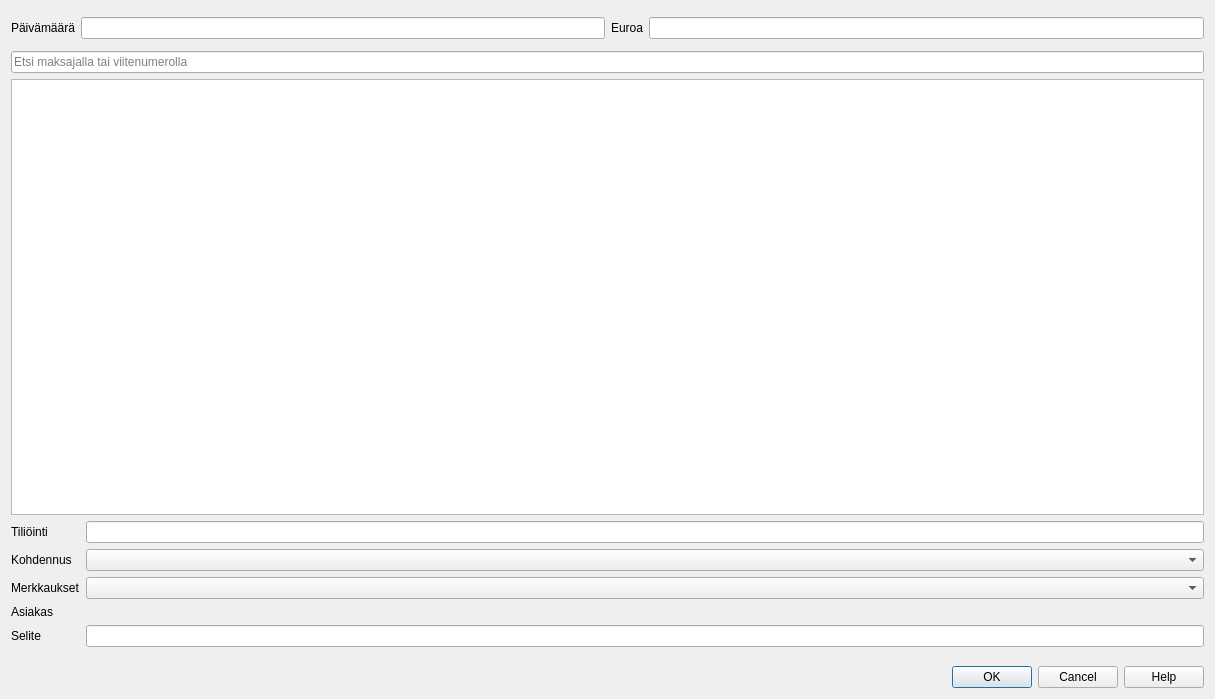
artoh/kitupiikki, file kitupiikki/apuri/tiliotekirjaaja.ui: the form before one commit.
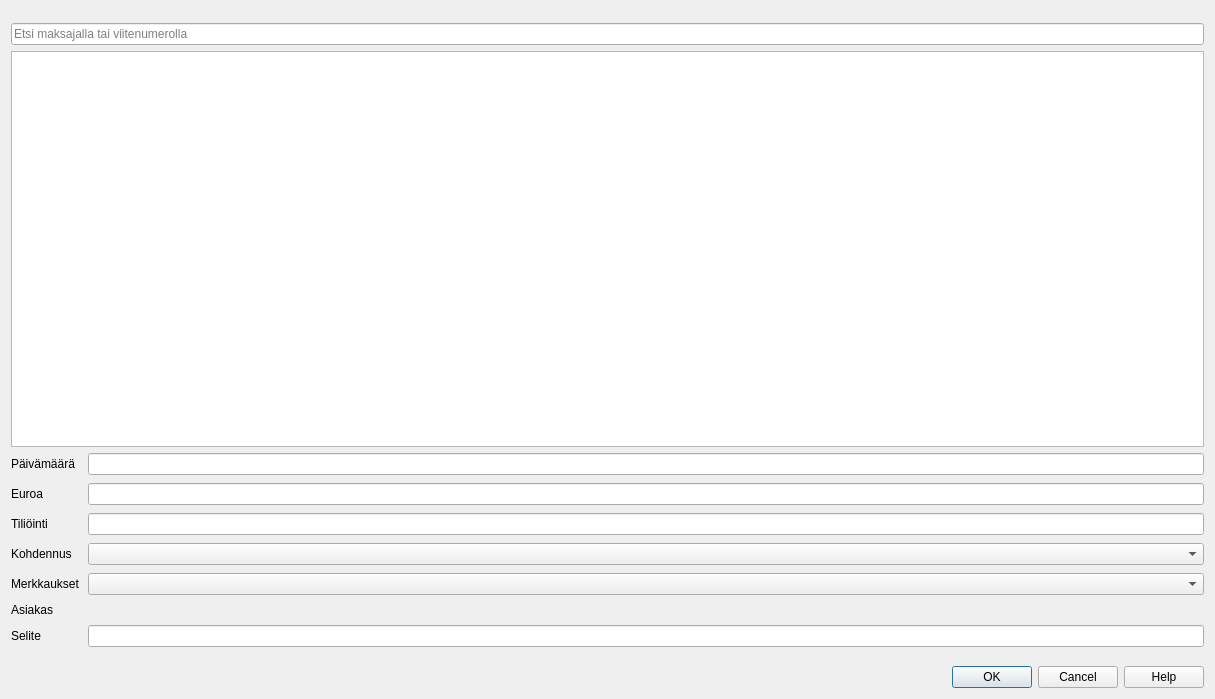
The form after the commit. Custom widgets are drawn as their Qt base class.

Patch:
```diff
--- a/kitupiikki/apuri/tiliotekirjaaja.ui
+++ b/kitupiikki/apuri/tiliotekirjaaja.ui
@@ -17,48 +17,6 @@
    <item>
     <widget class="QTabBar" name="ylaTab" native="true"/>
    </item>
-   <item>
-    <layout class="QHBoxLayout" name="horizontalLayout">
-     <item>
-      <layout class="QFormLayout" name="formLayout">
-       <item row="0" column="0">
-        <widget class="QLabel" name="label">
-         <property name="text">
-          <string>Päivämäärä</string>
-         </property>
-         <property name="buddy">
-          <cstring>pvmEdit</cstring>
-         </property>
-        </widget>
-       </item>
-       <item row="0" column="1">
-        <widget class="KpDateEdit" name="pvmEdit"/>
-       </item>
-      </layout>
-     </item>
-     <item>
-      <layout class="QFormLayout" name="formLayout_3">
-       <item row="0" column="0">
-        <widget class="QLabel" name="label_2">
-         <property name="text">
-          <string>Euroa</string>
-         </property>
-         <property name="buddy">
-          <cstring>euroEdit</cstring>
-         </property>
-        </widget>
-       </item>
-       <item row="0" column="1">
-        <widget class="KpEuroEdit" name="euroEdit">
-         <property name="toolTip">
-          <string>Kirjaa tililtä otto miinusmerkkisenä</string>
-         </property>
-        </widget>
-       </item>
-      </layout>
-     </item>
-    </layout>
-   </item>
    <item>
     <widget class="QTabBar" name="alaTabs" native="true"/>
    </item>
@@ -93,7 +51,13 @@
    </item>
    <item>
     <layout class="QFormLayout" name="formLayout_2">
-     <item row="0" column="0">
+     <property name="horizontalSpacing">
+      <number>8</number>
+     </property>
+     <property name="verticalSpacing">
+      <number>8</number>
+     </property>
+     <item row="2" column="0">
       <widget class="QLabel" name="tiliLabel">
        <property name="text">
         <string>Tiliöinti</string>
@@ -103,10 +67,10 @@
        </property>
       </widget>
      </item>
-     <item row="0" column="1">
+     <item row="2" column="1">
       <widget class="TilinvalintaLine" name="tiliEdit"/>
      </item>
-     <item row="1" column="0">
+     <item row="3" column="0">
       <widget class="QLabel" name="kohdennusLabel">
        <property name="text">
         <string>Kohdennus</string>
@@ -116,10 +80,10 @@
        </property>
       </widget>
      </item>
-     <item row="1" column="1">
+     <item row="3" column="1">
       <widget class="QComboBox" name="kohdennusCombo"/>
      </item>
-     <item row="2" column="0">
+     <item row="4" column="0">
       <widget class="QLabel" name="merkkausLabel">
        <property name="text">
         <string>Merkkaukset</string>
@@ -129,20 +93,20 @@
        </property>
       </widget>
      </item>
-     <item row="2" column="1">
+     <item row="4" column="1">
       <widget class="CheckCombo" name="merkkausCC"/>
      </item>
-     <item row="3" column="0">
+     <item row="5" column="0">
       <widget class="QLabel" name="asiakasLabel">
        <property name="text">
         <string>Asiakas</string>
        </property>
       </widget>
      </item>
-     <item row="3" column="1">
+     <item row="5" column="1">
       <widget class="AsiakasToimittajaValinta" name="asiakastoimittaja" native="true"/>
      </item>
-     <item row="4" column="0">
+     <item row="6" column="0">
       <widget class="QLabel" name="seliteLabel">
        <property name="text">
         <string>Selite</string>
@@ -152,9 +116,39 @@
        </property>
       </widget>
      </item>
-     <item row="4" column="1">
+     <item row="6" column="1">
       <widget class="QLineEdit" name="seliteEdit"/>
      </item>
+     <item row="1" column="0">
+      <widget class="QLabel" name="label_2">
+       <property name="text">
+        <string>Euroa</string>
+       </property>
+       <property name="buddy">
+        <cstring>euroEdit</cstring>
+       </property>
+      </widget>
+     </item>
+     <item row="1" column="1">
+      <widget class="KpEuroEdit" name="euroEdit">
+       <property name="toolTip">
+        <string>Kirjaa tililtä otto miinusmerkkisenä</string>
+       </property>
+      </widget>
+     </item>
+     <item row="0" column="0">
+      <widget class="QLabel" name="label">
+       <property name="text">
+        <string>Päivämäärä</string>
+       </property>
+       <property name="buddy">
+        <cstring>pvmEdit</cstring>
+       </property>
+      </widget>
+     </item>
+     <item row="0" column="1">
+      <widget class="KpDateEdit" name="pvmEdit"/>
+     </item>
     </layout>
    </item>
    <item>
```
